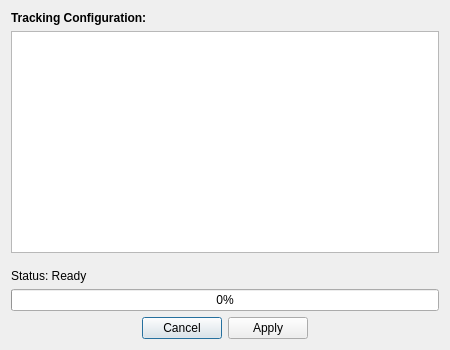
Qt form trackingprogressdialog.ui (adwolfe/yawt) before a commit.
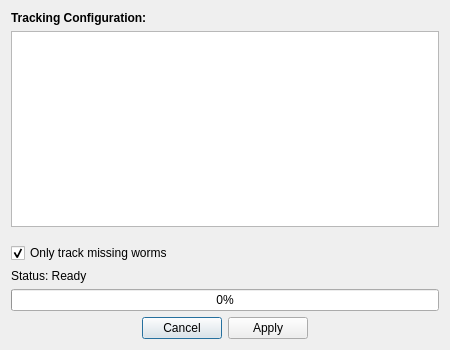
The same form after that commit.

```diff
--- a/trackingprogressdialog.ui
+++ b/trackingprogressdialog.ui
@@ -52,6 +52,16 @@
      </property>
     </spacer>
    </item>
+   <item>
+    <widget class="QCheckBox" name="onlyMissingCheckBox">
+     <property name="text">
+      <string>Only track missing worms</string>
+     </property>
+     <property name="checked">
+      <bool>true</bool>
+     </property>
+    </widget>
+   </item>
    <item>
     <widget class="QLabel" name="statusLabel">
      <property name="text">
```
